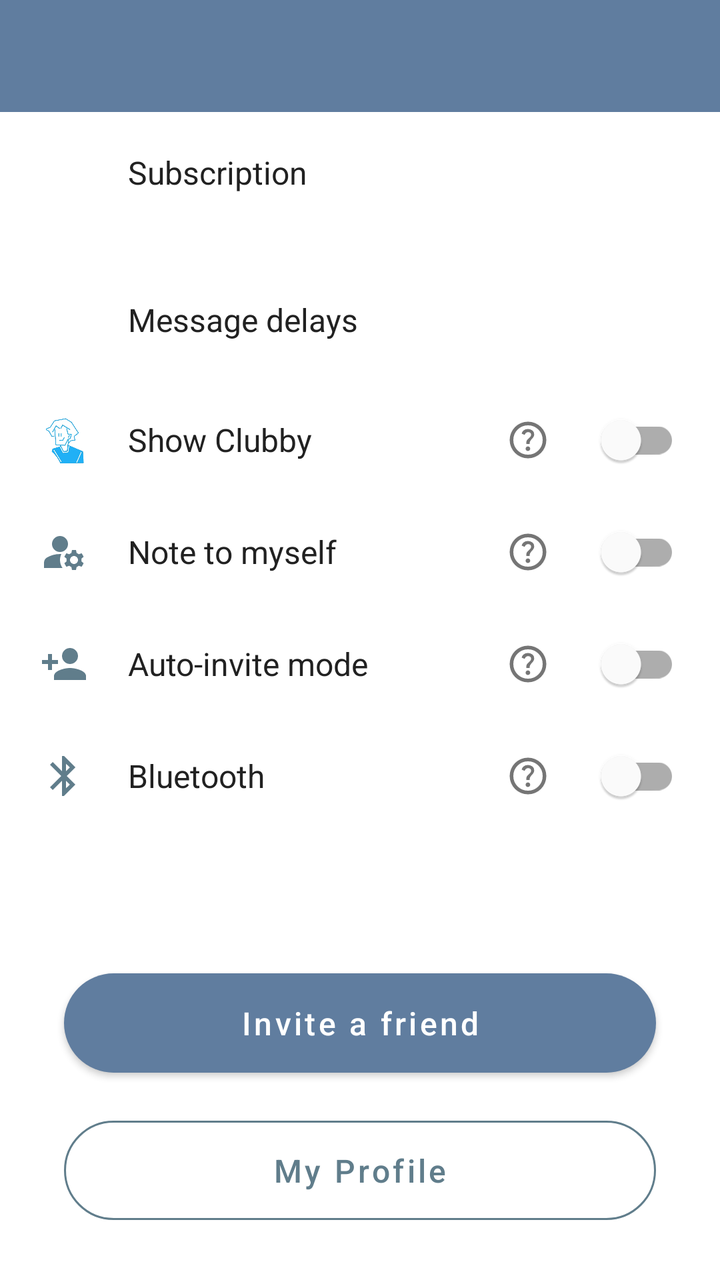
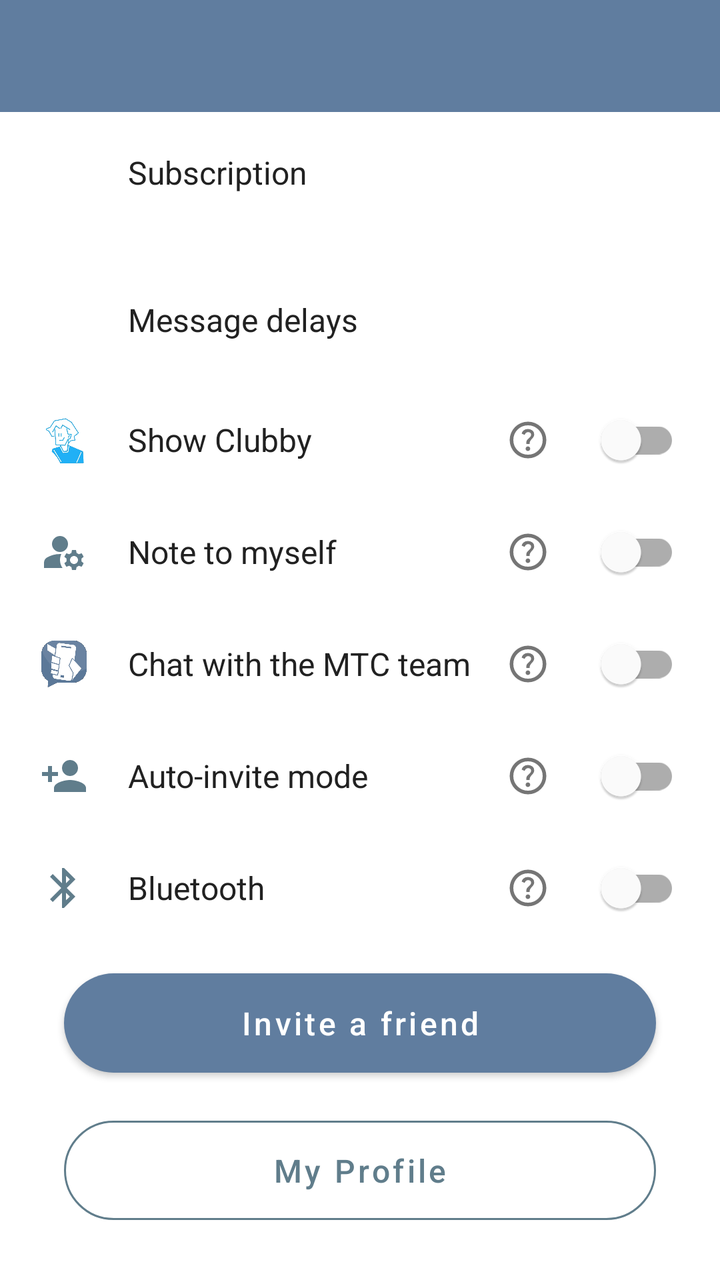

The first picture is an Android layout as it rendered before a commit; the second is the same layout after the commit. The layout source and the unified diff follow.
<!-- AndroidManifest.xml: activity theme MindTheClub -->
<!-- res/layout/activity_options.xml -->
<?xml version="1.0" encoding="utf-8"?>
<androidx.constraintlayout.widget.ConstraintLayout
    xmlns:android="http://schemas.android.com/apk/res/android"
    xmlns:app="http://schemas.android.com/apk/res-auto"
    android:layout_width="match_parent"
    android:layout_height="match_parent">

    <com.google.android.material.appbar.AppBarLayout
        android:id="@+id/appBarLayout"
        android:layout_width="match_parent"
        android:layout_height="wrap_content"
        app:layout_constraintTop_toTopOf="parent">

        <com.google.android.material.appbar.MaterialToolbar
            android:id="@+id/toolbar"
            android:layout_width="match_parent"
            android:theme="@style/CustomToolbarTheme"
            android:layout_height="?attr/actionBarSize"/>

    </com.google.android.material.appbar.AppBarLayout>

    <androidx.core.widget.NestedScrollView
        android:id="@+id/optionsScroll"
        android:layout_width="match_parent"
        android:layout_height="0dp"
        app:layout_constraintTop_toBottomOf="@id/appBarLayout"
        app:layout_constraintBottom_toTopOf="@+id/inviteFriendButton">

        <LinearLayout
            android:id="@+id/optionsContainer"
            android:layout_width="match_parent"
            android:layout_height="wrap_content"
            android:orientation="vertical"
            android:paddingTop="8dp"
            android:paddingBottom="8dp">

            
            <LinearLayout
                android:id="@+id/subscriptionRow"
                android:layout_width="match_parent"
                android:layout_height="wrap_content"
                android:minHeight="64dp"
                android:orientation="horizontal"
                android:gravity="center_vertical"
                android:paddingStart="20dp"
                android:paddingEnd="20dp"
                android:background="?attr/selectableItemBackground"
                android:clickable="true"
                android:focusable="true">

                <ImageView
                    android:layout_width="24dp"
                    android:layout_height="24dp"
                    android:layout_marginEnd="20dp"
                    android:scaleType="fitCenter"
                    android:src="@drawable/info"
                    android:importantForAccessibility="no" />

                <LinearLayout
                    android:layout_width="0dp"
                    android:layout_height="wrap_content"
                    android:layout_weight="1"
                    android:orientation="vertical">

                    <TextView
                        android:layout_width="match_parent"
                        android:layout_height="wrap_content"
                        android:text="@string/subscription_title"
                        android:textSize="16sp"
                        android:textColor="@color/primary_text" />

                    <TextView
                        android:id="@+id/subscriptionStatusSummary"
                        android:layout_width="match_parent"
                        android:layout_height="wrap_content"
                        android:layout_marginTop="2dp"
                        android:textSize="13sp"
                        android:textColor="?android:attr/textColorSecondary" />

                </LinearLayout>

                <ImageView
                    android:layout_width="24dp"
                    android:layout_height="24dp"
                    android:src="@drawable/forward"
                    android:importantForAccessibility="no" />

            </LinearLayout>

            
            <LinearLayout
                android:id="@+id/batteryHelpRow"
                android:layout_width="match_parent"
                android:layout_height="wrap_content"
                android:minHeight="64dp"
                android:orientation="horizontal"
                android:gravity="center_vertical"
                android:paddingStart="20dp"
                android:paddingEnd="20dp"
                android:background="?attr/selectableItemBackground"
                android:clickable="true"
                android:focusable="true">

                <ImageView
                    android:layout_width="24dp"
                    android:layout_height="24dp"
                    android:layout_marginEnd="20dp"
                    android:scaleType="fitCenter"
                    android:src="@drawable/info"
                    android:importantForAccessibility="no" />

                <TextView
                    android:layout_width="0dp"
                    android:layout_height="wrap_content"
                    android:layout_weight="1"
                    android:text="@string/battery_help_title"
                    android:textSize="16sp"
                    android:textColor="@color/primary_text" />

                <ImageView
                    android:layout_width="24dp"
                    android:layout_height="24dp"
                    android:src="@drawable/forward"
                    android:importantForAccessibility="no" />

            </LinearLayout>

            <LinearLayout
                android:layout_width="match_parent"
                android:layout_height="wrap_content"
                android:minHeight="56dp"
                android:orientation="horizontal"
                android:gravity="center_vertical"
                android:paddingStart="20dp"
                android:paddingEnd="20dp">

                <ImageView
                    android:id="@+id/showClubbyView"
                    android:layout_width="24dp"
                    android:layout_height="24dp"
                    android:layout_marginEnd="20dp"
                    android:scaleType="fitCenter"
                    android:src="@drawable/clubby"
                    android:importantForAccessibility="no" />

                <TextView
                    android:layout_width="0dp"
                    android:layout_height="wrap_content"
                    android:layout_weight="1"
                    android:text="@string/show_clubby"
                    android:textSize="16sp"
                    android:textColor="@color/primary_text" />

                <ImageView
                    android:id="@+id/showClubbyHelpIcon"
                    android:layout_width="40dp"
                    android:layout_height="40dp"
                    android:padding="9dp"
                    android:src="@drawable/help_outline"
                    android:clickable="true"
                    android:focusable="true"
                    android:background="?attr/selectableItemBackgroundBorderless"
                    android:contentDescription="@string/show_clubby" />

                <com.google.android.material.switchmaterial.SwitchMaterial
                    android:id="@+id/showClubbySwitch"
                    android:layout_width="wrap_content"
                    android:layout_height="wrap_content"
                    android:layout_marginStart="8dp"
                    android:contentDescription="@string/show_clubby" />

            </LinearLayout>

            <LinearLayout
                android:layout_width="match_parent"
                android:layout_height="wrap_content"
                android:minHeight="56dp"
                android:orientation="horizontal"
                android:gravity="center_vertical"
                android:paddingStart="20dp"
                android:paddingEnd="20dp">

                <ImageView
                    android:id="@+id/showNoteToSelfView"
                    android:layout_width="24dp"
                    android:layout_height="24dp"
                    android:layout_marginEnd="20dp"
                    android:scaleType="fitCenter"
                    android:src="@drawable/profile"
                    app:tint="@color/mtc_main"
                    android:importantForAccessibility="no" />

                <TextView
                    android:layout_width="0dp"
                    android:layout_height="wrap_content"
                    android:layout_weight="1"
                    android:text="@string/note_to_self"
                    android:textSize="16sp"
                    android:textColor="@color/primary_text" />

                <ImageView
                    android:id="@+id/showNoteToSelfHelpIcon"
                    android:layout_width="40dp"
                    android:layout_height="40dp"
                    android:padding="9dp"
                    android:src="@drawable/help_outline"
                    android:clickable="true"
                    android:focusable="true"
                    android:background="?attr/selectableItemBackgroundBorderless"
                    android:contentDescription="@string/note_to_self" />

                <com.google.android.material.switchmaterial.SwitchMaterial
                    android:id="@+id/showNoteToSelfSwitch"
                    android:layout_width="wrap_content"
                    android:layout_height="wrap_content"
                    android:layout_marginStart="8dp"
                    android:contentDescription="@string/note_to_self" />

            </LinearLayout>

            <LinearLayout
                android:layout_width="match_parent"
                android:layout_height="wrap_content"
                android:minHeight="56dp"
                android:orientation="horizontal"
                android:gravity="center_vertical"
                android:paddingStart="20dp"
                android:paddingEnd="20dp">

                <ImageView
                    android:id="@+id/autoInviteView"
                    android:layout_width="24dp"
                    android:layout_height="24dp"
                    android:layout_marginEnd="20dp"
                    android:scaleType="fitCenter"
                    android:src="@drawable/invite_friend"
                    app:tint="@color/mtc_main"
                    android:importantForAccessibility="no" />

                <TextView
                    android:layout_width="0dp"
                    android:layout_height="wrap_content"
                    android:layout_weight="1"
                    android:text="@string/auto_invite_mode"
                    android:textSize="16sp"
                    android:textColor="@color/primary_text" />

                <ImageView
                    android:id="@+id/autoInviteHelpIcon"
                    android:layout_width="40dp"
                    android:layout_height="40dp"
                    android:padding="9dp"
                    android:src="@drawable/help_outline"
                    android:clickable="true"
                    android:focusable="true"
                    android:background="?attr/selectableItemBackgroundBorderless"
                    android:contentDescription="@string/auto_invite_mode" />

                <com.google.android.material.switchmaterial.SwitchMaterial
                    android:id="@+id/autoInviteModeSwitch"
                    android:layout_width="wrap_content"
                    android:layout_height="wrap_content"
                    android:layout_marginStart="8dp"
                    android:contentDescription="@string/auto_invite_mode" />

            </LinearLayout>

            <LinearLayout
                android:layout_width="match_parent"
                android:layout_height="wrap_content"
                android:minHeight="56dp"
                android:orientation="horizontal"
                android:gravity="center_vertical"
                android:paddingStart="20dp"
                android:paddingEnd="20dp">

                <ImageView
                    android:id="@+id/bluetoothView"
                    android:layout_width="24dp"
                    android:layout_height="24dp"
                    android:layout_marginEnd="20dp"
                    android:scaleType="fitCenter"
                    android:src="@drawable/bluetooth"
                    app:tint="@color/mtc_main"
                    android:importantForAccessibility="no" />

                <TextView
                    android:layout_width="0dp"
                    android:layout_height="wrap_content"
                    android:layout_weight="1"
                    android:text="@string/bluetooth_transport"
                    android:textSize="16sp"
                    android:textColor="@color/primary_text" />

                <ImageView
                    android:id="@+id/bluetoothHelpIcon"
                    android:layout_width="40dp"
                    android:layout_height="40dp"
                    android:padding="9dp"
                    android:src="@drawable/help_outline"
                    android:clickable="true"
                    android:focusable="true"
                    android:background="?attr/selectableItemBackgroundBorderless"
                    android:contentDescription="@string/bluetooth_transport" />

                <com.google.android.material.switchmaterial.SwitchMaterial
                    android:id="@+id/bluetoothTransportSwitch"
                    android:layout_width="wrap_content"
                    android:layout_height="wrap_content"
                    android:layout_marginStart="8dp"
                    android:contentDescription="@string/bluetooth_transport" />

            </LinearLayout>

        </LinearLayout>

    </androidx.core.widget.NestedScrollView>

    <com.google.android.material.button.MaterialButton
        android:id="@+id/inviteFriendButton"
        android:layout_width="0dp"
        android:layout_height="wrap_content"
        android:layout_marginStart="32dp"
        android:layout_marginEnd="32dp"
        android:layout_marginBottom="12dp"
        android:paddingTop="14dp"
        android:paddingBottom="14dp"
        android:text="@string/share"
        android:textSize="16sp"
        android:textAllCaps="false"
        app:cornerRadius="28dp"
        app:layout_constraintBottom_toTopOf="@+id/myProfileButton"
        app:layout_constraintStart_toStartOf="parent"
        app:layout_constraintEnd_toEndOf="parent" />

    <com.google.android.material.button.MaterialButton
        android:id="@+id/myProfileButton"
        style="@style/Widget.MaterialComponents.Button.OutlinedButton"
        android:layout_width="0dp"
        android:layout_height="wrap_content"
        android:layout_marginStart="32dp"
        android:layout_marginEnd="32dp"
        android:layout_marginBottom="24dp"
        android:paddingTop="14dp"
        android:paddingBottom="14dp"
        android:text="@string/my_profile"
        android:textSize="16sp"
        android:textAllCaps="false"
        android:textColor="@color/mtc_main"
        app:strokeColor="@color/mtc_main"
        app:rippleColor="@color/primary_transparent"
        app:cornerRadius="28dp"
        app:layout_constraintBottom_toBottomOf="parent"
        app:layout_constraintStart_toStartOf="parent"
        app:layout_constraintEnd_toEndOf="parent" />

</androidx.constraintlayout.widget.ConstraintLayout>
<!-- resources referenced by this layout -->
<resources>
  <color name="mtc_main">#607D8B</color>
  <color name="primary_text">#212121</color>
  <color name="primary_transparent">#7F607D8B</color>
  <!-- drawable bluetooth (drawable) -->
  <vector xmlns:android="http://schemas.android.com/apk/res/android"
      android:width="24dp"
      android:height="24dp"
      android:viewportWidth="960"
      android:viewportHeight="960"
      android:tint="?attr/colorControlNormal">
    <path
        android:fillColor="@android:color/white"
        android:pathData="M440,880L440,576L256,760L200,704L424,480L200,256L256,200L440,384L440,80L480,80L708,308L536,480L708,652L480,880L440,880ZM520,384L596,308L520,234L520,384ZM520,726L596,652L520,576L520,726Z"/>
  </vector>
  <!-- drawable forward (drawable) -->
  <vector xmlns:android="http://schemas.android.com/apk/res/android"
      android:width="24dp"
      android:height="24dp"
      android:viewportWidth="24"
      android:viewportHeight="24"
      android:tint="?attr/colorControlNormal"
      android:autoMirrored="true">
    <path
        android:fillColor="@android:color/white"
        android:pathData="M21,11l-6,-6v5H8c-2.76,0 -5,2.24 -5,5v4h2v-4c0,-1.65 1.35,-3 3,-3h7v5L21,11z"/>
  </vector>
  <!-- drawable invite_friend (drawable) -->
  <vector xmlns:android="http://schemas.android.com/apk/res/android"
      android:width="24dp"
      android:height="24dp"
      android:viewportWidth="24"
      android:viewportHeight="24"
      android:tint="?attr/colorControlNormal">
    <path
        android:fillColor="@android:color/white"
        android:pathData="M15,12c2.21,0 4,-1.79 4,-4s-1.79,-4 -4,-4 -4,1.79 -4,4 1.79,4 4,4zM6,10L6,7L4,7v3L1,10v2h3v3h2v-3h3v-2L6,10zM15,14c-2.67,0 -8,1.34 -8,4v2h16v-2c0,-2.66 -5.33,-4 -8,-4z"/>
  </vector>
  <string name="auto_invite_mode">Auto-invite mode</string>
  <string name="battery_help_title">Message delays</string>
  <string name="bluetooth_transport">Bluetooth</string>
  <string name="my_profile">My Profile</string>
  <string name="note_to_self">Note to myself</string>
  <string name="share">Invite a friend</string>
  <string name="show_clubby">Show Clubby</string>
  <string name="subscription_title">Subscription</string>
  <style name="CustomToolbarTheme" parent="ThemeOverlay.MaterialComponents.Toolbar.Primary">
          <item name="android:itemTextAppearance">@style/CustomMenuItemTextAppearance</item>
          <item name="android:textColorPrimary">@color/white</item>
      </style>
  <style name="MindTheClub" parent="Theme.MaterialComponents.Light.NoActionBar">
          <item name="android:windowNoTitle">true</item>
          <item name="android:windowActionBar">false</item>
          <item name="colorPrimary">@color/primary_opaque</item>
          <item name="colorPrimaryDark">@color/primary_dark</item>
          <item name="colorAccent">@color/mtc_accent</item>
          <item name="colorSecondary">@color/white</item>
          <item name="colorOnSecondary">@color/black</item>
          <item name="windowActionModeOverlay">true</item>
          <item name="android:popupBackground">#BDBDBD</item>
          <item name="android:textColor">@android:color/black</item>
          <item name="colorControlNormal">@color/white</item>
      </style>
  <color name="secondary_text">#757575</color>
  <style name="CustomMenuItemTextAppearance" parent="@style/TextAppearance.AppCompat">
          <item name="android:textColor">@color/black</item>
      </style>
  <color name="white">#FFFFFF</color>
  <color name="primary_opaque">#607d9f</color>
  <color name="primary_dark">#0288D1</color>
  <color name="mtc_accent">#03A9F4</color>
  <color name="black">#FF000000</color>
  <!-- unchanged entries left out for length: 4 -->
</resources>

<!-- the commit's change to res/layout/activity_options.xml (unified diff, before → after) -->
@@ -215,6 +215,52 @@
                     android:layout_height="wrap_content"
                     android:layout_marginStart="8dp"
                     android:contentDescription="@string/note_to_self" />
+
+            </LinearLayout>
+
+            <LinearLayout
+                android:id="@+id/showSupportRow"
+                android:layout_width="match_parent"
+                android:layout_height="wrap_content"
+                android:minHeight="56dp"
+                android:orientation="horizontal"
+                android:gravity="center_vertical"
+                android:paddingStart="20dp"
+                android:paddingEnd="20dp">
+
+                <ImageView
+                    android:layout_width="24dp"
+                    android:layout_height="24dp"
+                    android:layout_marginEnd="20dp"
+                    android:scaleType="fitCenter"
+                    android:src="@drawable/mtc_logo_icon"
+                    android:importantForAccessibility="no" />
+
+                <TextView
+                    android:layout_width="0dp"
+                    android:layout_height="wrap_content"
+                    android:layout_weight="1"
+                    android:text="@string/show_support"
+                    android:textSize="16sp"
+                    android:textColor="@color/primary_text" />
+
+                <ImageView
+                    android:id="@+id/showSupportHelpIcon"
+                    android:layout_width="40dp"
+                    android:layout_height="40dp"
+                    android:padding="9dp"
+                    android:src="@drawable/help_outline"
+                    android:clickable="true"
+                    android:focusable="true"
+                    android:background="?attr/selectableItemBackgroundBorderless"
+                    android:contentDescription="@string/show_support" />
+
+                <com.google.android.material.switchmaterial.SwitchMaterial
+                    android:id="@+id/showSupportSwitch"
+                    android:layout_width="wrap_content"
+                    android:layout_height="wrap_content"
+                    android:layout_marginStart="8dp"
+                    android:contentDescription="@string/show_support" />
 
             </LinearLayout>
 
<!-- resource entries referenced after the edit -->
@@ -37,6 +37,7 @@
         android:fillColor="@android:color/white"
         android:pathData="M15,12c2.21,0 4,-1.79 4,-4s-1.79,-4 -4,-4 -4,1.79 -4,4 1.79,4 4,4zM6,10L6,7L4,7v3L1,10v2h3v3h2v-3h3v-2L6,10zM15,14c-2.67,0 -8,1.34 -8,4v2h16v-2c0,-2.66 -5.33,-4 -8,-4z"/>
   </vector>
+  <!-- drawable mtc_logo_icon: png bitmap (drawable, 135177 bytes) -->
   <string name="auto_invite_mode">Auto-invite mode</string>
   <string name="battery_help_title">Message delays</string>
   <string name="bluetooth_transport">Bluetooth</string>
@@ -44,6 +45,7 @@
   <string name="note_to_self">Note to myself</string>
   <string name="share">Invite a friend</string>
   <string name="show_clubby">Show Clubby</string>
+  <string name="show_support">Chat with the MTC team</string>
   <string name="subscription_title">Subscription</string>
   <style name="CustomToolbarTheme" parent="ThemeOverlay.MaterialComponents.Toolbar.Primary">
           <item name="android:itemTextAppearance">@style/CustomMenuItemTextAppearance</item>
